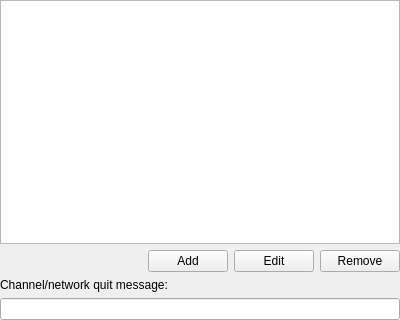
Old version of the form src/core/gui/configuration/irc/cfgircnetworks.ui in the repository PROPHESSOR/DDCLauncher.
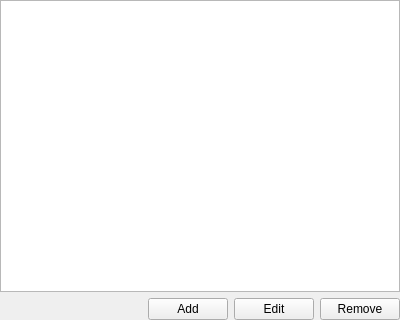
New version of the form. Icons and pictures are not drawn.

Patch:
```diff
--- a/src/core/gui/configuration/irc/cfgircnetworks.ui
+++ b/src/core/gui/configuration/irc/cfgircnetworks.ui
@@ -93,16 +93,6 @@
      </item>
     </layout>
    </item>
-   <item>
-    <widget class="QLabel" name="label">
-     <property name="text">
-      <string>Channel/network quit message:</string>
-     </property>
-    </widget>
-   </item>
-   <item>
-    <widget class="QLineEdit" name="leQuitMessage"/>
-   </item>
   </layout>
  </widget>
  <resources>
```
Left out of the diff: 27 changed lines with no effect on the pictures.
